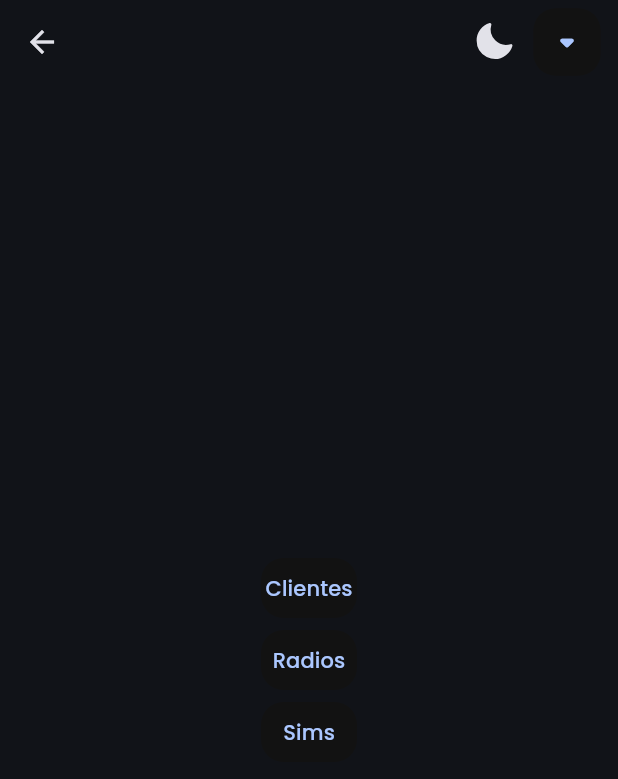
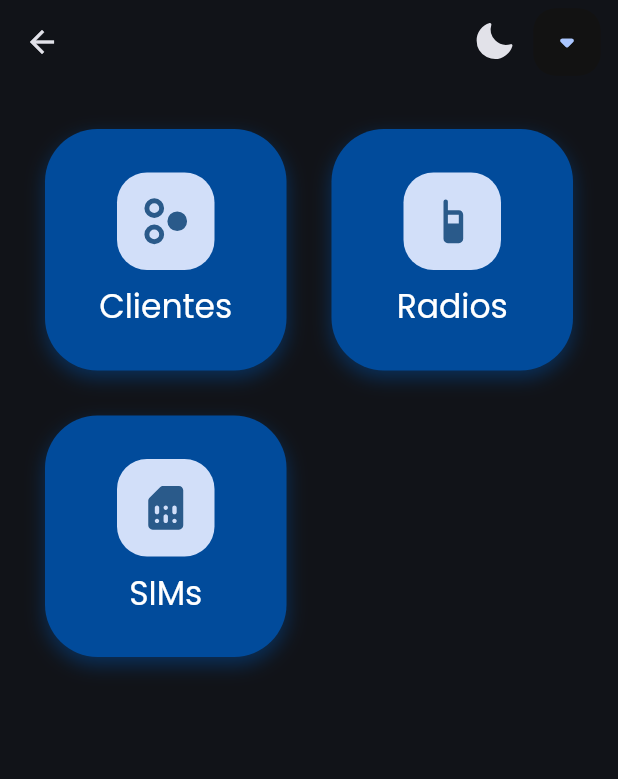
Before and after one commit to carum98/skyradio_mobile, a Flutter app: the HomeView screen opened by its route, on a phone screen of 412 x 824 dp. Shown: the top 779 px of the screen. Run offline on Flutter 3.47's test engine with Material 3 defaults, Android fonts, the phone set to English and light mode, and no system bars; our stand-ins replace flutter_secure_storage, flutter_svg; accounts and stored records are empty.

Commit message:
Update home view layout

```diff
--- a/lib/views/home.dart
+++ b/lib/views/home.dart
@@ -28,30 +28,34 @@ class HomeView extends StatelessWidget {
           const SizedBox(width: 10),
         ],
       ),
-      body: Center(
-        child: Column(
-          mainAxisAlignment: MainAxisAlignment.center,
+      body: GridView.count(
+        padding: const EdgeInsets.all(30),
+        crossAxisCount: 2,
+        mainAxisSpacing: 30,
+        crossAxisSpacing: 30,
         children: [
-            ElevatedButton(
+          _Button(
             onPressed: () {
               Navigator.of(context).pushNamed(CLIENTS_VIEW);
             },
-              child: const Text('Clientes'),
+            icon: SkIconData.clients,
+            text: 'Clientes',
           ),
-            ElevatedButton(
+          _Button(
             onPressed: () {
               Navigator.of(context).pushNamed(RADIOS_VIEW);
             },
-              child: const Text('Radios'),
+            icon: SkIconData.radios,
+            text: 'Radios',
           ),
-            ElevatedButton(
+          _Button(
             onPressed: () {
               Navigator.of(context).pushNamed(SIMS_VIEW);
             },
-              child: const Text('Sims'),
+            icon: SkIconData.sims,
+            text: 'SIMs',
           ),
         ],
-        ),
       ),
     );
   }
@@ -87,3 +91,62 @@ class _SwitchThemeState extends State<SwitchTheme> {
     );
   }
 }
+
+class _Button extends StatelessWidget {
+  final SkIconData icon;
+  final String text;
+  final Function() onPressed;
+
+  const _Button({
+    required this.onPressed,
+    required this.icon,
+    required this.text,
+  });
+
+  @override
+  Widget build(BuildContext context) {
+    return InkWell(
+      onTap: onPressed,
+      borderRadius: BorderRadius.circular(35),
+      child: Ink(
+        decoration: BoxDecoration(
+          color: Theme.of(context).primaryColor,
+          borderRadius: BorderRadius.circular(35),
+          boxShadow: [
+            BoxShadow(
+              color: Theme.of(context).primaryColor.withOpacity(0.5),
+              blurRadius: 10,
+              offset: const Offset(0, 5),
+            ),
+          ],
+        ),
+        child: Column(
+          mainAxisAlignment: MainAxisAlignment.center,
+          children: [
+            Container(
+              padding: const EdgeInsets.all(15),
+              decoration: BoxDecoration(
+                color: const Color(0xFFd2dff9),
+                borderRadius: BorderRadius.circular(20),
+              ),
+              child: SkIcon(
+                icon,
+                color: const Color(0xFF2a5a8a),
+                size: 35,
+              ),
+            ),
+            const SizedBox(height: 10),
+            Text(
+              text,
+              style: Theme.of(context)
+                  .textTheme
+                  .titleLarge!
+                  .copyWith(color: Colors.white)
+                  .copyWith(fontWeight: FontWeight.w400),
+            ),
+          ],
+        ),
+      ),
+    );
+  }
+}
--- a/lib/widgets/icons.dart
+++ b/lib/widgets/icons.dart
@@ -11,6 +11,9 @@ enum SkIconData {
   sort,
   moon,
   sun,
+  radios,
+  clients,
+  sims,
 }
 
 class SkIcon extends StatelessWidget {
```
Also changed, not shown: assets/icons/clients.svg (added), assets/icons/radios.svg (added), assets/icons/sims.svg (added). Lines whose indentation alone changed are shown as unchanged.
